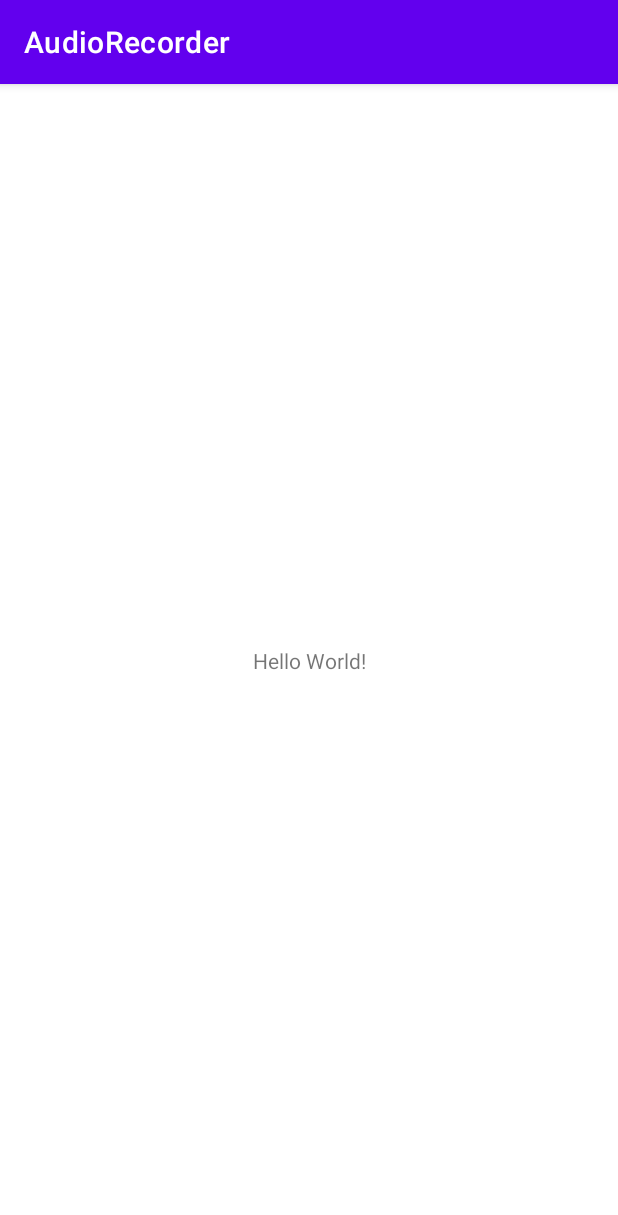
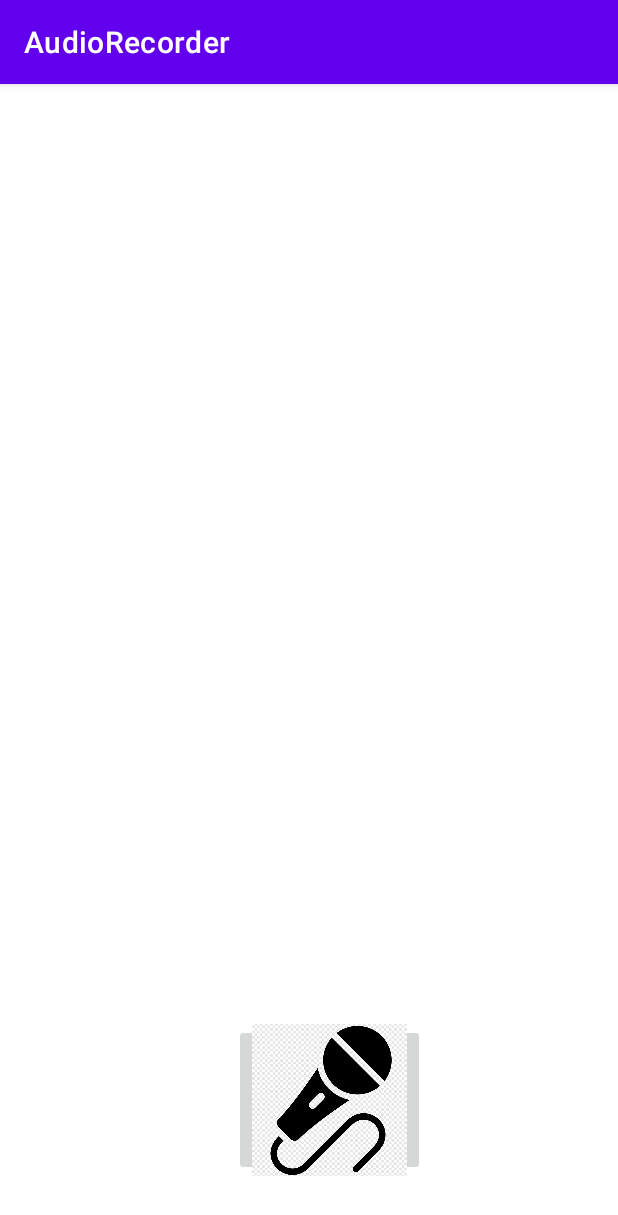
Before and after one commit to ayushsingh01042003/Sem-3-AudioRecorder-Java, an Android app: the screen it shows after launch (MainActivity), on a phone screen of 412 x 824 dp. Shown: the top 1215 px of the screen. Run offline under Robolectric (Android 15) with nearby library versions, the phone set to English and light mode, and no system bars.

Commit message:
added ImageButton

```diff
--- a/app/build.gradle
+++ b/app/build.gradle
@@ -37,9 +37,11 @@ dependencies {
     androidTestImplementation 'androidx.test.ext:junit:1.1.5'
     androidTestImplementation 'androidx.test.espresso:espresso-core:3.5.1'
 
+    //Material Design Components
+    implementation 'com.google.android.material:material:1.7.0-alpha04'
+
     //Jetpack Navigation
     def nav_version = "2.5.3"
-
     implementation "androidx.navigation:navigation-fragment:$nav_version"
     implementation "androidx.navigation:navigation-ui:$nav_version"
 
--- a/app/src/main/java/com/example/audiorecorder/MainActivity.java
+++ b/app/src/main/java/com/example/audiorecorder/MainActivity.java
@@ -3,12 +3,38 @@ package com.example.audiorecorder;
 import androidx.appcompat.app.AppCompatActivity;
 
 import android.os.Bundle;
+import android.view.View;
+import android.widget.Button;
+import android.widget.ImageButton;
+import android.widget.TextView;
+import android.widget.Toast;
 
 public class MainActivity extends AppCompatActivity {
+    private ImageButton micButton;
+    private TextView outputText;
 
     @Override
     protected void onCreate(Bundle savedInstanceState) {
         super.onCreate(savedInstanceState);
         setContentView(R.layout.activity_main);
+
+        micButton = findViewById(R.id.micButton);
+        outputText = findViewById(R.id.outputText);
+        micButton.setOnClickListener(new View.OnClickListener() {
+            @Override
+            public void onClick(View view) {
+                Toast.makeText(MainActivity.this, "Button Pressed", Toast.LENGTH_SHORT).show();
+                outputText.setText("Recording you sweet voice <3");
+            }
+
+        });
+        micButton.setOnClickListener(new View.OnClickListener() {
+            @Override
+            public void onClick(View view) {
+                Toast.makeText(MainActivity.this, "Button Pressed", Toast.LENGTH_SHORT).show();
+                outputText.setText("Recording Stopped :(");
+            }
+        });
+
     }
 }
--- a/app/src/main/res/layout/activity_main.xml
+++ b/app/src/main/res/layout/activity_main.xml
@@ -6,13 +6,25 @@
     android:layout_height="match_parent"
     tools:context=".MainActivity">
 
+    <ImageButton
+        android:id="@+id/micButton"
+        android:layout_width="127dp"
+        android:layout_height="101dp"
+        android:layout_marginBottom="40dp"
+        android:scaleType="centerCrop"
+        app:layout_constraintBottom_toBottomOf="parent"
+        app:layout_constraintEnd_toEndOf="parent"
+        app:layout_constraintHorizontal_bias="0.549"
+        app:layout_constraintStart_toStartOf="parent"
+        app:srcCompat="@drawable/mic" />
+
     <TextView
+        android:id="@+id/outputText"
         android:layout_width="wrap_content"
         android:layout_height="wrap_content"
-        android:text="Hello World!"
-        app:layout_constraintBottom_toBottomOf="parent"
+        android:layout_marginTop="132dp"
         app:layout_constraintEnd_toEndOf="parent"
+        app:layout_constraintHorizontal_bias="0.498"
         app:layout_constraintStart_toStartOf="parent"
         app:layout_constraintTop_toTopOf="parent" />
-
 </androidx.constraintlayout.widget.ConstraintLayout>
```
Also changed, not shown: app/src/main/res/drawable/mic.png (added).
